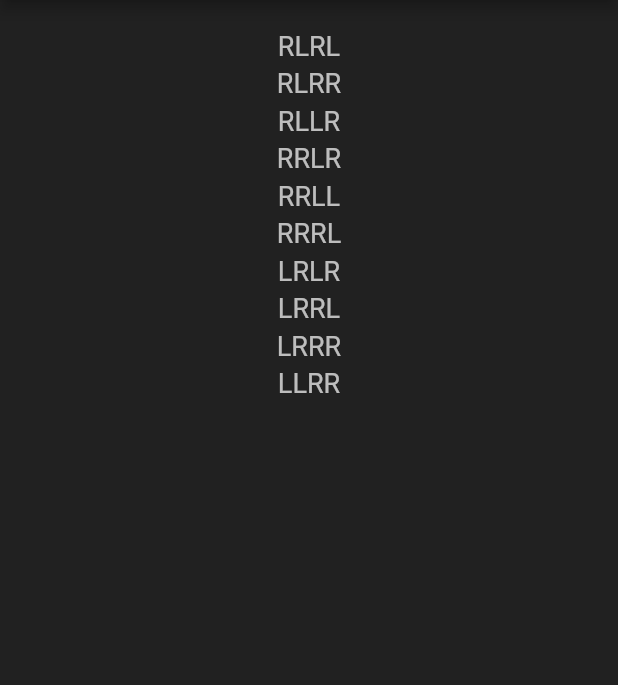
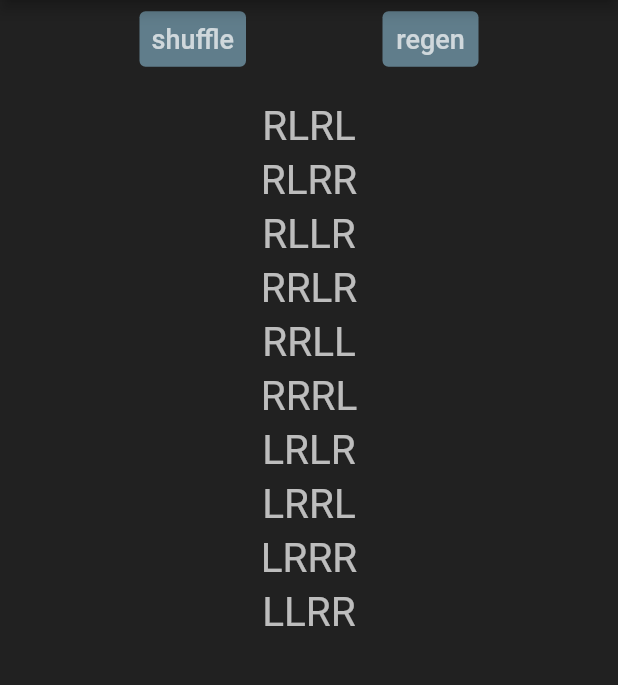
Before and after one commit to bgreenbones/drumPracticeHelper, a Flutter app: the screen it shows after launch, on a phone screen of 412 x 824 dp, the part 84-769 px from its top. Run offline on Flutter 3.47's test engine with Material 2 defaults, Android fonts, the phone set to English and light mode, and no system bars; our stand-ins replace expandable, google_mobile_ads, shared_preferences, wakelock; network calls fail.

Commit message:
saving a and loading setting. some issues and design things to think about

```diff
--- a/lib/stickings_display.dart
+++ b/lib/stickings_display.dart
@@ -12,39 +12,70 @@ class StickingsDisplay extends StatefulWidget {
 
 class StickingsDisplayState extends State<StickingsDisplay> {
   bool editingSettings = false;
-  StickingsSettings settings = StickingsSettings();
+  late StickingsSettings settings = StickingsSettings();
+  late List<String> stickings = generateStickings(settings);
+  double textSize = 1.5;
 
   void editSettings() {
     setState(() {
       editingSettings = !editingSettings;
+    });
+    if (!editingSettings) {
+      regenerate();
+    }
+  }
+
+  void regenerate() {
+    setState(() {
+      stickings = generateStickings(settings);
     });
   }
 
   Column get mainComponent => Column(
         mainAxisAlignment: MainAxisAlignment.center,
         children: [
+          Row(mainAxisAlignment: MainAxisAlignment.spaceEvenly, children: [
+            TextButton(
+                style: ButtonStyle(
+                    backgroundColor:
+                        MaterialStateProperty.all<Color>(trimColor)),
+                onPressed: () => setState(() {
+                      stickings.shuffle();
+                    }),
+                child: const Text('shuffle', style: defaultText)),
+            TextButton(
+                style: ButtonStyle(
+                    backgroundColor:
+                        MaterialStateProperty.all<Color>(trimColor)),
+                onPressed: regenerate,
+                child: const Text('regen', style: defaultText))
+          ]),
           const SizedBox(height: 16.0),
           Expanded(
-            child: SingleChildScrollView(
+            child: settings.getFutureBuilder((s) => SingleChildScrollView(
                   child: editingSettings
                       ? StickingsSettingsWidget(
-                      settings: settings,
+                          settings: (s as StickingsSettings),
                           onChanged: (newSettings) =>
                               setState(() => settings = newSettings))
                       : Column(
                           children: [
-                        ...generateStickings(settings).map((sticking) {
+                            ...stickings.map((sticking) {
                               return Container(
                                 padding: elementPadding,
                                 child: Row(
-                              mainAxisAlignment: MainAxisAlignment.spaceEvenly,
-                              children: [Text(sticking)],
+                                  mainAxisAlignment:
+                                      MainAxisAlignment.spaceEvenly,
+                                  children: [
+                                    Text(sticking,
+                                        maxLines: 1, textScaleFactor: textSize)
+                                  ],
                                 ),
                               );
                             }),
                           ],
                         ),
-            ),
+                )),
           ),
         ],
       );
--- a/lib/stickings_generate.dart
+++ b/lib/stickings_generate.dart
@@ -126,8 +126,5 @@ List<String> generateStickings(StickingsSettings state,
     }
   }
 
-  if (partialSticking == '' && state.shuffle) {
-    possibleStickings.shuffle();
-  }
   return possibleStickings;
 }
```
Also changed, not shown: lib/limb_settings.dart (+14 -1 lines), lib/rhythmic_constraint.dart (+7 -0 lines), lib/settings_widget.dart (+26 -10 lines), lib/stickings_settings.dart (+18 -12 lines). Lines whose indentation alone changed are shown as unchanged.
